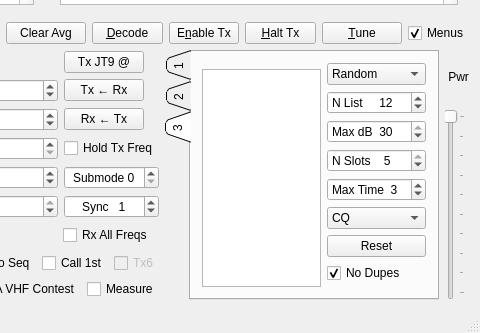
Above: mainwindow.ui from saitohirga/WSJT-X before the change; both pictures show x 387 to 867 and y 222 to 555 of the 867 by 555 pixel window. Below: the same form after it.
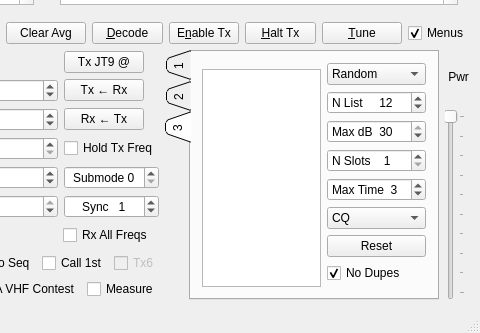
That is the form after the change. The open tabs and pages were chosen to show the change. Custom widgets are drawn as their Qt base class.

Commit message: Restrict Fox activity with Nslots>1.

Diff of the .ui file:
```diff
--- a/mainwindow.ui
+++ b/mainwindow.ui
@@ -1649,7 +1649,10 @@
                       <number>5</number>
                      </property>
                      <property name="value">
-                      <number>5</number>
+                      <number>1</number>
+                     </property>
+                     <property name="displayIntegerBase">
+                      <number>10</number>
                      </property>
                     </widget>
                    </item>
```
The commit also changes 1 other file.
